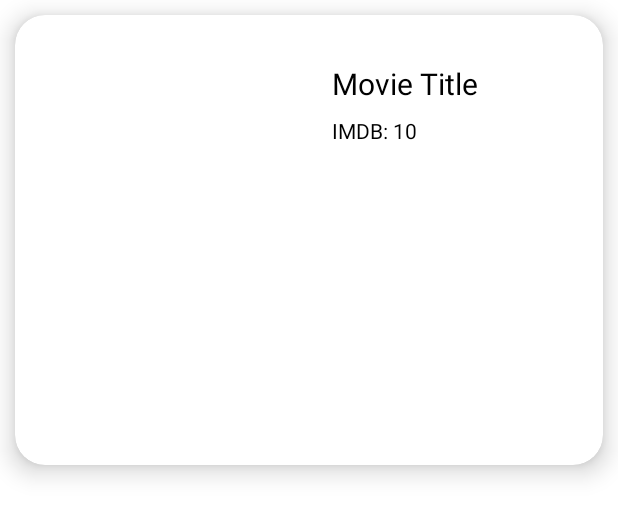
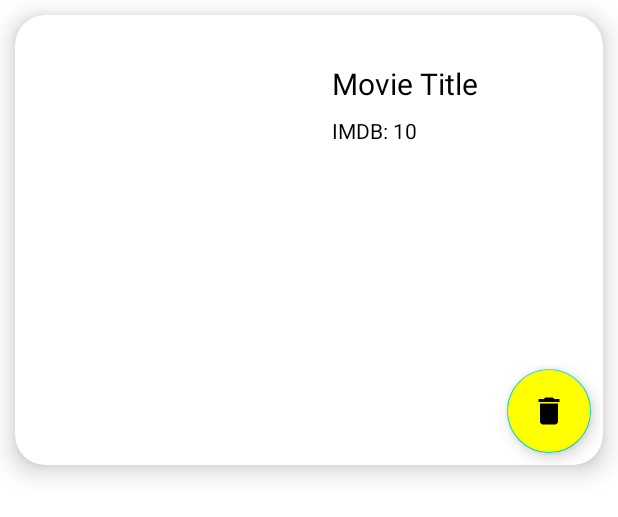
Before and after one commit to M0rtheus/Movie_App, an Android app: the layout item_favorites.xml on its own in the app's theme, with its tools: preview values and no code run, on a phone screen of 412 x 824 dp. Shown: the top 517 px of the screen. Run offline under Robolectric (Android 15) with nearby library versions, the phone set to English and light mode, and no system bars.

Commit message:
implement DeleteClickListener in FavoritesFragment

```diff
--- /dev/null
+++ b/app/src/main/res/drawable/ic_baseline_delete_24.xml
@@ -0,0 +1,10 @@
+<vector xmlns:android="http://schemas.android.com/apk/res/android"
+    android:width="24dp"
+    android:height="24dp"
+    android:viewportWidth="24"
+    android:viewportHeight="24"
+    android:tint="?attr/colorControlNormal">
+  <path
+      android:fillColor="@android:color/white"
+      android:pathData="M6,19c0,1.1 0.9,2 2,2h8c1.1,0 2,-0.9 2,-2V7H6v12zM19,4h-3.5l-1,-1h-5l-1,1H5v2h14V4z"/>
+</vector>
--- a/app/src/main/res/layout/favorites_item.xml
+++ b/app/src/main/res/layout/item_favorites.xml
@@ -48,5 +48,16 @@
             app:layout_constraintStart_toEndOf="@+id/favoritesImageView"
             app:layout_constraintTop_toBottomOf="@+id/favoritesTitleTextView" />
 
+        <com.google.android.material.floatingactionbutton.FloatingActionButton
+            android:id="@+id/deleteButton"
+            android:layout_width="wrap_content"
+            android:layout_height="wrap_content"
+            android:layout_marginEnd="8dp"
+            android:layout_marginBottom="8dp"
+            android:src="@drawable/ic_baseline_delete_24"
+            android:backgroundTint="@color/yellow"
+            app:layout_constraintBottom_toBottomOf="parent"
+            app:layout_constraintEnd_toEndOf="parent" />
+
     </androidx.constraintlayout.widget.ConstraintLayout>
 </com.google.android.material.card.MaterialCardView>
```
Also changed, not shown: app/src/main/java/lt/vcs/movieapp/adapters/DeleteClickListener.java (added, +7 -0 lines), app/src/main/java/lt/vcs/movieapp/adapters/FavoritesAdapter.java (+22 -2 lines), app/src/main/java/lt/vcs/movieapp/fragments/FavoritesFragment.java (+13 -0 lines).
